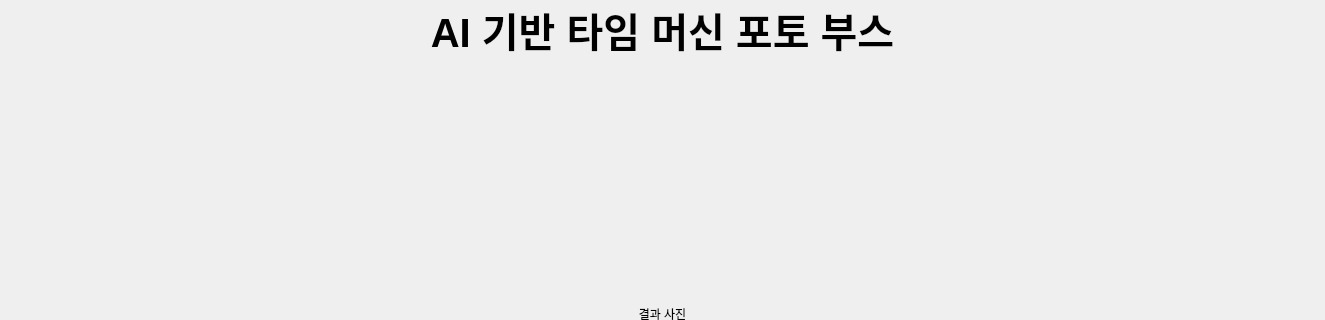
This is ui/6.ui in kyh131230/time_machine_cam as Qt 5 draws it before an edit; both pictures show x 0 to 1325 and y 0 to 320 of the 1325 by 768 pixel window. The edited form follows.
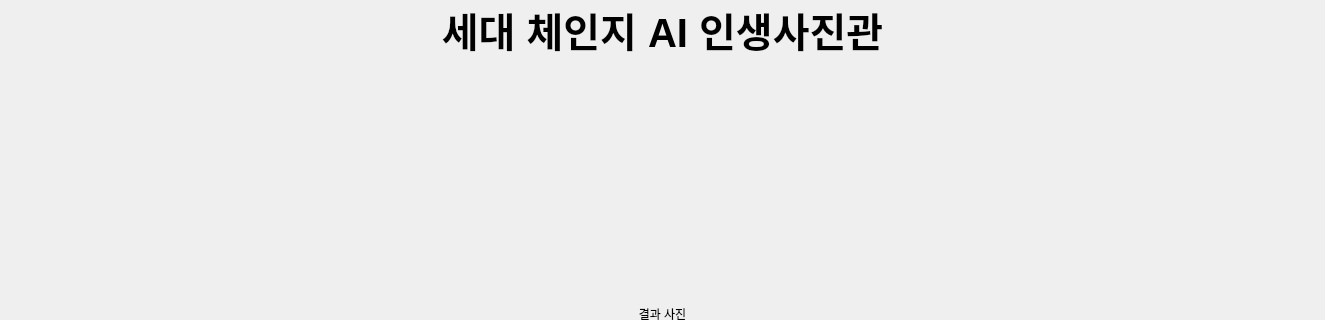
This is the edited form. Custom widgets are drawn as their Qt base class.

Diff of the .ui file:
```diff
--- a/ui/6.ui
+++ b/ui/6.ui
@@ -62,7 +62,7 @@
       </font>
      </property>
      <property name="text">
-      <string>AI 기반 타임 머신 포토 부스</string>
+      <string>세대 체인지 AI 인생사진관</string>
      </property>
      <property name="alignment">
       <set>Qt::AlignCenter</set>
```
